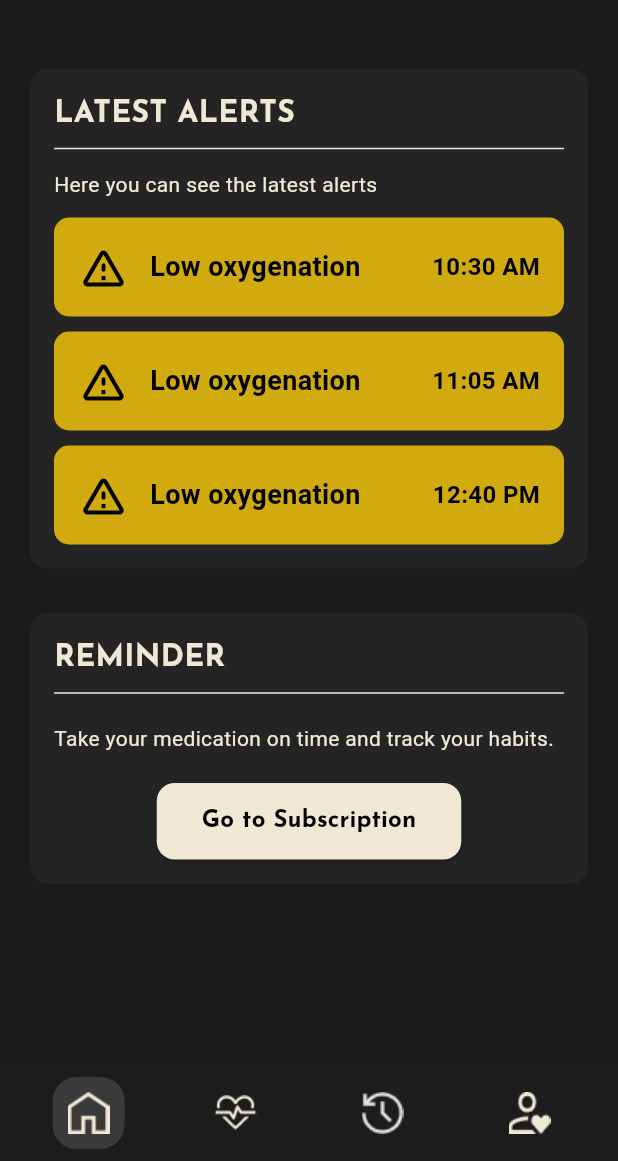
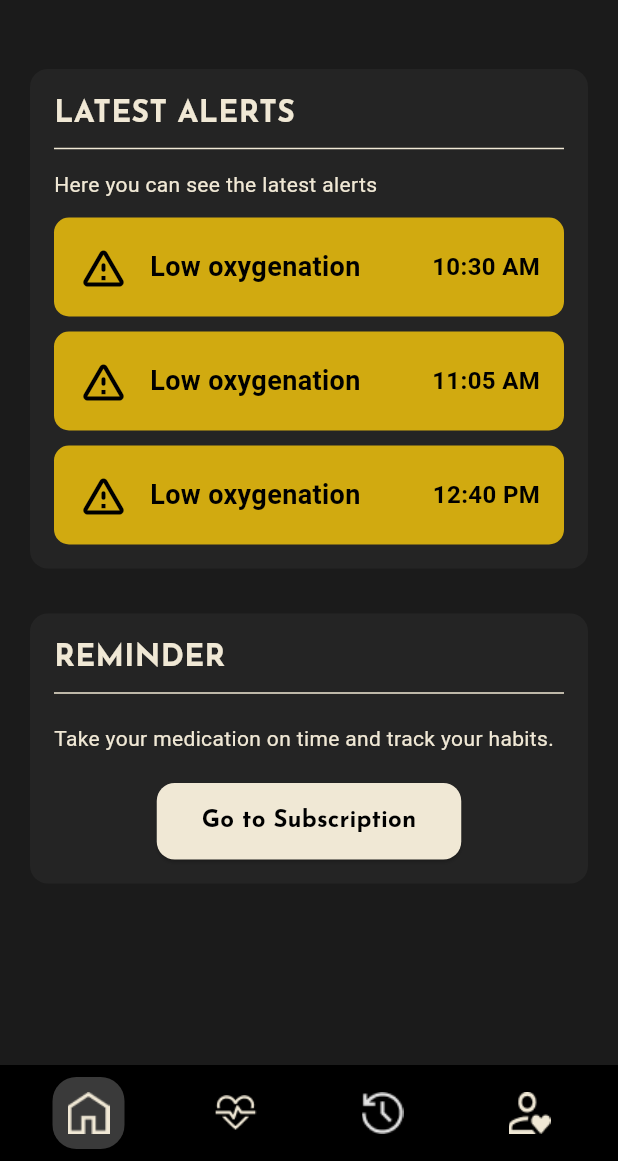
Before and after one commit to TukunTech/MobileApp_IOT, a Flutter app: the screen it shows after launch, after a tap on "Log In", on a phone screen of 412 x 824 dp, the part 75-1236 px from its top. Run offline on Flutter 3.47's test engine with Material 3 defaults, Android fonts, the light colour scheme and no system bars; our stand-ins replace google_fonts.

Commit message:
style(navbar): set background to pure black and improve active state styling

```diff
--- a/lib/core/bottom_nav_bar.dart
+++ b/lib/core/bottom_nav_bar.dart
@@ -17,11 +17,10 @@ class BottomBar extends StatelessWidget {
 
   @override
   Widget build(BuildContext context) {
-    const backgroundColor = Color(0xFF1C1C1C);
     const activeBackground = Color(0xFF3A3A3A);
 
     return Container(
-      color: backgroundColor,
+      color: Colors.black, // 👈 negro puro
       padding: const EdgeInsets.symmetric(horizontal: 10, vertical: 8),
       child: Row(
         mainAxisAlignment: MainAxisAlignment.spaceAround,
```
